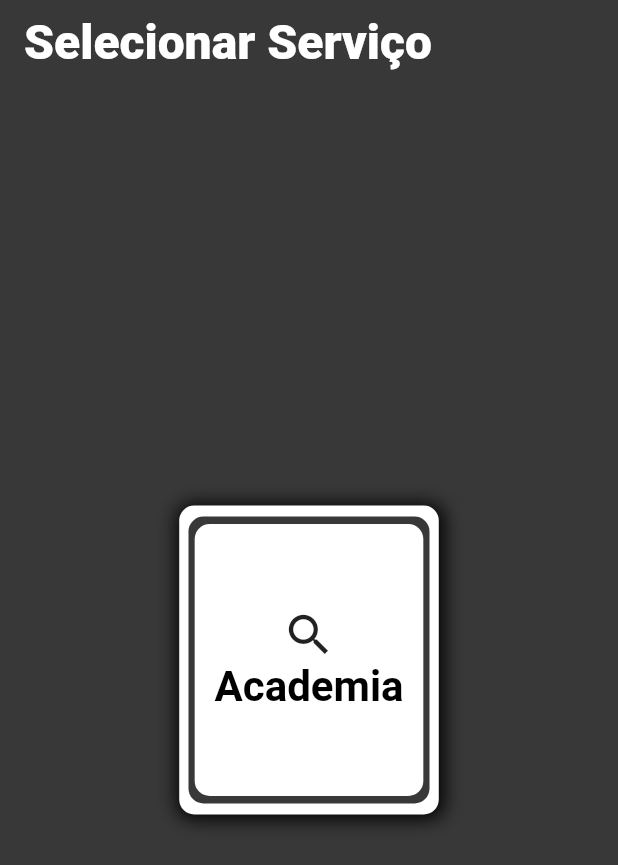
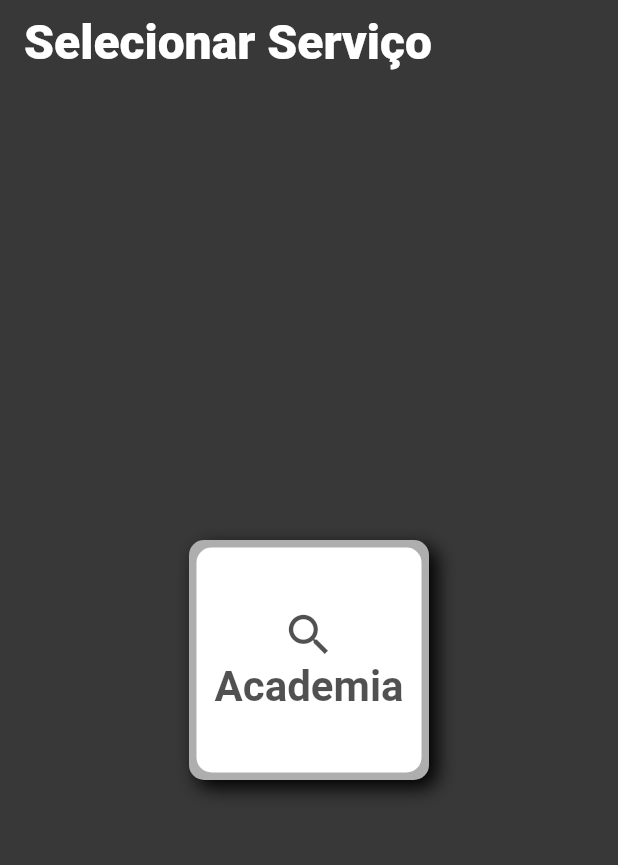
Before and after one commit to Gabriel-Campos-Marques/agendador, a Flutter app: the SelecionaServico screen opened by its route, on a phone screen of 412 x 824 dp. Shown: the top 865 px of the screen. Run offline on Flutter 3.47's test engine with Material 2 defaults, Android fonts, the phone set to English and light mode, and no system bars; our stand-ins replace go_router, google_fonts, table_calendar.

```diff
--- a/lib/Screen/reserva_empresa_seleciona_servico.dart
+++ b/lib/Screen/reserva_empresa_seleciona_servico.dart
@@ -64,30 +64,23 @@ class Servicos extends StatelessWidget {
         alignment: AlignmentDirectional.center,
         children: [
           Container(
-            height: height * .25,
-            width: width * .42,
-            decoration: BoxDecoration(
-                borderRadius: BorderRadius.circular(10),
-                color: Colors.white,
-                boxShadow: const [
-                  BoxShadow(
-                      color: Color.fromARGB(255, 0, 0, 0),
-                      offset: Offset(1, 1),
-                      spreadRadius: 2,
-                      blurRadius: 10)
-                ]),
-          ),
-          Container(
-            height: height * .232,
-            width: width * .39,
+            height: 160,
+            width: 160,
             decoration: BoxDecoration(
               borderRadius: BorderRadius.circular(10),
-              color: _appTheme.primary,
+              color: Color.fromARGB(255, 174, 174, 174),
+              boxShadow: const [
+                BoxShadow(
+                    color: Colors.black,
+                    offset: Offset(5, 5),
+                    blurRadius: 10,
+                    blurStyle: BlurStyle.normal),
+              ],
             ),
           ),
           Container(
-            height: height * .22,
-            width: width * .37,
+            height: 150,
+            width: 150,
             decoration: BoxDecoration(
               borderRadius: BorderRadius.circular(10),
               color: _appTheme.secondary,
@@ -98,11 +91,12 @@ class Servicos extends StatelessWidget {
                 const Icon(
                   Icons.search,
                   size: 36,
+                  color: Color.fromARGB(174, 0, 0, 0),
                 ),
                 Center(
                   child: Text(
                     'Academia',
-                    style: _appTheme.textoBotoes,
+                    style: _appTheme.textoServicos,
                   ),
                 ),
               ],
--- a/lib/router/app_router.dart
+++ b/lib/router/app_router.dart
@@ -1,18 +1,26 @@
+import 'package:agendador/Screen/Login/cadastro.dart';
 import 'package:agendador/Screen/empresa.dart';
 import 'package:agendador/Screen/favoritos.dart';
 import 'package:agendador/Screen/home_screen.dart';
+import 'package:agendador/Screen/Login/login.dart';
 import 'package:agendador/Screen/reserva_empresa_seleciona_dia.dart';
 import 'package:agendador/Screen/reserva_empresa_seleciona_servico.dart';
-import 'package:flutter/material.dart';
 import 'package:go_router/go_router.dart';
-import 'package:page_transition/page_transition.dart';
 
 final routes = GoRouter(
-  initialLocation: '/favoritos',
+  initialLocation: '/Login',
   routes: [
     GoRoute(
       path: '/',
       builder: (context, state) => HomeScreen(),
+    ),
+    GoRoute(
+      path: '/login',
+      builder: (context, state) => const Login(),
+    ),
+    GoRoute(
+      path: '/login/cadastre-se',
+      builder: (context, state) => const Cadastro(),
     ),
     GoRoute(
       path: '/favoritos',
--- a/lib/theme/app_theme.dart
+++ b/lib/theme/app_theme.dart
@@ -4,38 +4,73 @@ import 'package:google_fonts/google_fonts.dart';
 class AppTheme {
   //Colors
   Color primary = const Color.fromARGB(255, 56, 56, 56);
+  Color secondary = const Color.fromARGB(255, 255, 255, 255);
+  Color tertiary = const Color.fromARGB(255, 102, 102, 102);
+  Color star = const Color.fromARGB(255, 255, 192, 0);
   Color sombra = const Color.fromARGB(125, 0, 0, 0);
-  Color secondary = const Color.fromARGB(255, 255, 255, 255);
-  Color star = const Color.fromARGB(255, 255, 192, 0);
 
   //Text
-  TextStyle textoPadraoAppBar =
-      GoogleFonts.roboto(fontSize: 32, fontWeight: FontWeight.w900);
+  TextStyle textoPadraoAppBar = GoogleFonts.roboto(
+    fontSize: 32,
+    fontWeight: FontWeight.w900,
+  );
+
+  TextStyle textoServicos = GoogleFonts.roboto(
+    fontSize: 28,
+    fontWeight: FontWeight.w700,
+    color: Color.fromARGB(174, 0, 0, 0),
+  );
+
+  TextStyle textoLabel = GoogleFonts.roboto(
+    fontSize: 18,
+    fontWeight: FontWeight.w600,
+    color: Colors.white,
+  );
+
+  TextStyle textoFormField = GoogleFonts.roboto(
+    fontSize: 22,
+    fontWeight: FontWeight.w600,
+    color: Colors.white,
+  );
 
   TextStyle textoTituloCalendario = GoogleFonts.roboto(
       fontSize: 24,
       fontWeight: FontWeight.w700,
       color: Color.fromARGB(255, 255, 255, 255));
 
-  TextStyle textoCalendario =
-      GoogleFonts.roboto(fontSize: 16, fontWeight: FontWeight.w700);
+  TextStyle textoCalendario = GoogleFonts.roboto(
+    fontSize: 16,
+    fontWeight: FontWeight.w700,
+  );
 
   TextStyle diaSelecionado = GoogleFonts.roboto(
-      color: Color.fromARGB(255, 0, 26, 64),
-      fontSize: 16,
-      fontWeight: FontWeight.w700);
+    color: Color.fromARGB(255, 0, 26, 64),
+    fontSize: 16,
+    fontWeight: FontWeight.w700,
+  );
 
   TextStyle textoCalendarioFimDeSemana = GoogleFonts.roboto(
-      color: Colors.white, fontSize: 16, fontWeight: FontWeight.w700);
+    color: Colors.white,
+    fontSize: 16,
+    fontWeight: FontWeight.w700,
+  );
 
   TextStyle textoPadrao = GoogleFonts.roboto(
-      fontSize: 16, fontWeight: FontWeight.w400, color: Colors.white);
+    fontSize: 16,
+    fontWeight: FontWeight.w400,
+    color: Colors.white,
+  );
 
   TextStyle textoNomeEmpresa = GoogleFonts.roboto(
-      fontSize: 28, fontWeight: FontWeight.w700, color: Colors.white);
+    fontSize: 28,
+    fontWeight: FontWeight.w700,
+    color: Colors.white,
+  );
 
   TextStyle textoBotoes = GoogleFonts.roboto(
-      fontSize: 28, fontWeight: FontWeight.w700, color: Colors.black);
+      fontSize: 24,
+      fontWeight: FontWeight.w400,
+      color: Color.fromARGB(255, 255, 255, 255));
 
   TextTheme textTheme = GoogleFonts.robotoTextTheme();
 
@@ -53,10 +88,10 @@ class AppTheme {
         style: ButtonStyle(
           shape: MaterialStateProperty.all(
             RoundedRectangleBorder(
-              borderRadius: BorderRadius.circular(15),
+              borderRadius: BorderRadius.circular(10),
             ),
           ),
-          backgroundColor: MaterialStateProperty.all(secondary),
+          // backgroundColor: MaterialStateProperty.all(secondary),
         ),
       ),
     );
```
Also changed, not shown: lib/Screen/Login/cadastro.dart (added, +54 -0 lines), lib/Screen/Login/login.dart (added, +175 -0 lines).
